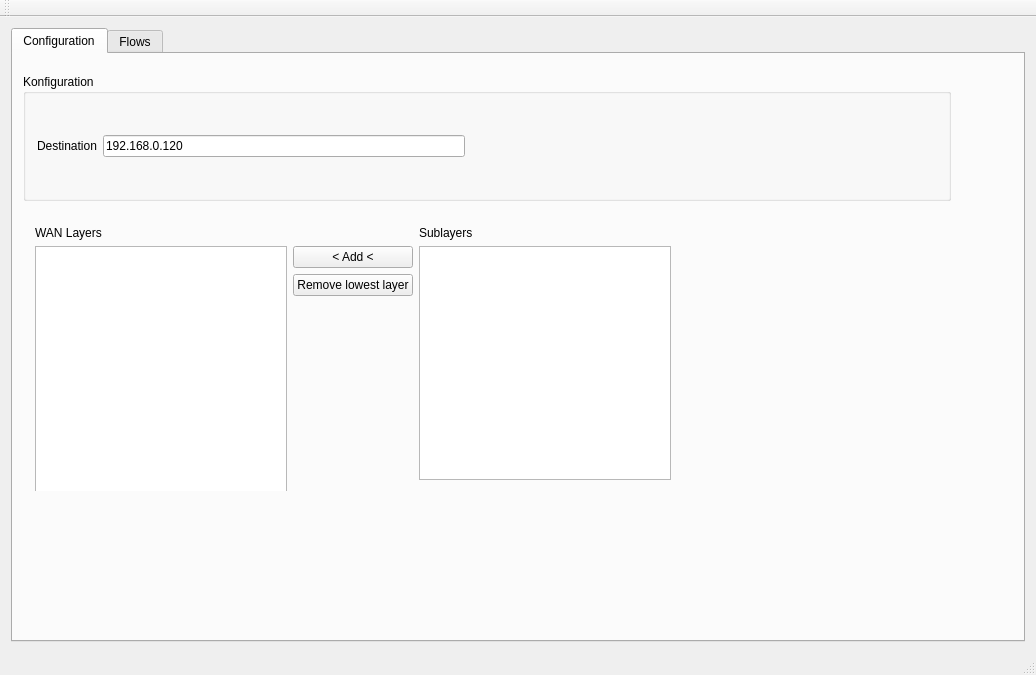
First picture: the form in mainwindow.ui, repository tibob/wanperf, before the edit.
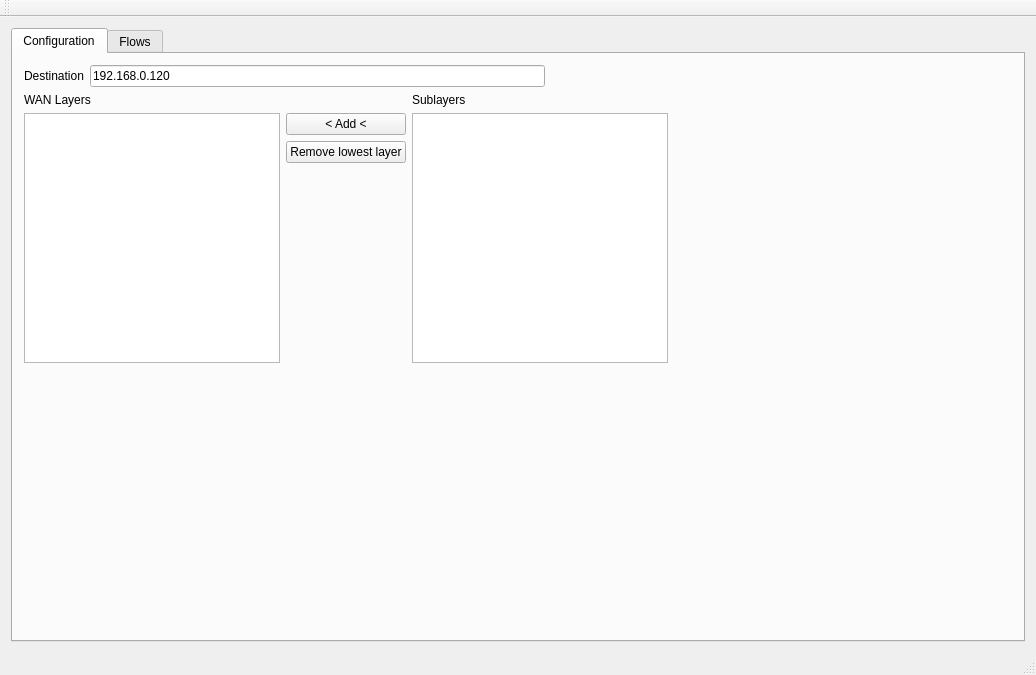
Second picture: the form after the edit.

Patch:
```diff
--- a/mainwindow.ui
+++ b/mainwindow.ui
@@ -24,27 +24,24 @@
        <attribute name="title">
         <string>Configuration</string>
        </attribute>
-       <widget class="QGroupBox" name="groupBox_3">
-        <property name="geometry">
-         <rect>
-          <x>10</x>
-          <y>20</y>
-          <width>928</width>
-          <height>127</height>
-         </rect>
-        </property>
-        <property name="title">
-         <string>Konfiguration</string>
-        </property>
-        <layout class="QGridLayout" name="gridLayout">
-         <item row="0" column="1">
+       <layout class="QVBoxLayout" name="verticalLayout_3">
+        <item>
+         <layout class="QHBoxLayout" name="horizontalLayout_3">
+          <item>
+           <widget class="QLabel" name="label">
+            <property name="text">
+             <string>Destination</string>
+            </property>
+           </widget>
+          </item>
+          <item>
           <widget class="QLineEdit" name="destinationHost">
            <property name="text">
             <string>192.168.0.120</string>
            </property>
           </widget>
          </item>
-         <item row="0" column="2">
+          <item>
           <widget class="QLabel" name="lbStatus">
            <property name="layoutDirection">
             <enum>Qt::LeftToRight</enum>
@@ -57,37 +54,24 @@
            </property>
           </widget>
          </item>
-         <item row="0" column="0">
-          <widget class="QLabel" name="label">
-           <property name="text">
-            <string>Destination</string>
-           </property>
-          </widget>
-         </item>
-         <item row="0" column="3">
+          <item>
           <spacer name="horizontalSpacer_7">
            <property name="orientation">
             <enum>Qt::Horizontal</enum>
            </property>
            <property name="sizeHint" stdset="0">
             <size>
-             <width>459</width>
-             <height>20</height>
+              <width>428</width>
+              <height>17</height>
             </size>
            </property>
           </spacer>
          </item>
         </layout>
-       </widget>
-       <widget class="QWidget" name="">
-        <property name="geometry">
-         <rect>
-          <x>11</x>
-          <y>161</y>
-          <width>658</width>
-          <height>276</height>
-         </rect>
-        </property>
+        </item>
+        <item>
+         <layout class="QHBoxLayout" name="horizontalLayout_2">
+          <item>
         <layout class="QGridLayout" name="gridLayout_9">
          <item row="0" column="0">
           <widget class="QLabel" name="label_6">
@@ -169,7 +153,36 @@
           </spacer>
          </item>
         </layout>
-       </widget>
+          </item>
+          <item>
+           <spacer name="horizontalSpacer_3">
+            <property name="orientation">
+             <enum>Qt::Horizontal</enum>
+            </property>
+            <property name="sizeHint" stdset="0">
+             <size>
+              <width>40</width>
+              <height>20</height>
+             </size>
+            </property>
+           </spacer>
+          </item>
+         </layout>
+        </item>
+        <item>
+         <spacer name="verticalSpacer_2">
+          <property name="orientation">
+           <enum>Qt::Vertical</enum>
+          </property>
+          <property name="sizeHint" stdset="0">
+           <size>
+            <width>20</width>
+            <height>223</height>
+           </size>
+          </property>
+         </spacer>
+        </item>
+       </layout>
       </widget>
       <widget class="QWidget" name="Flows">
        <attribute name="title">
```
Lines whose indentation alone changed are shown as unchanged.
